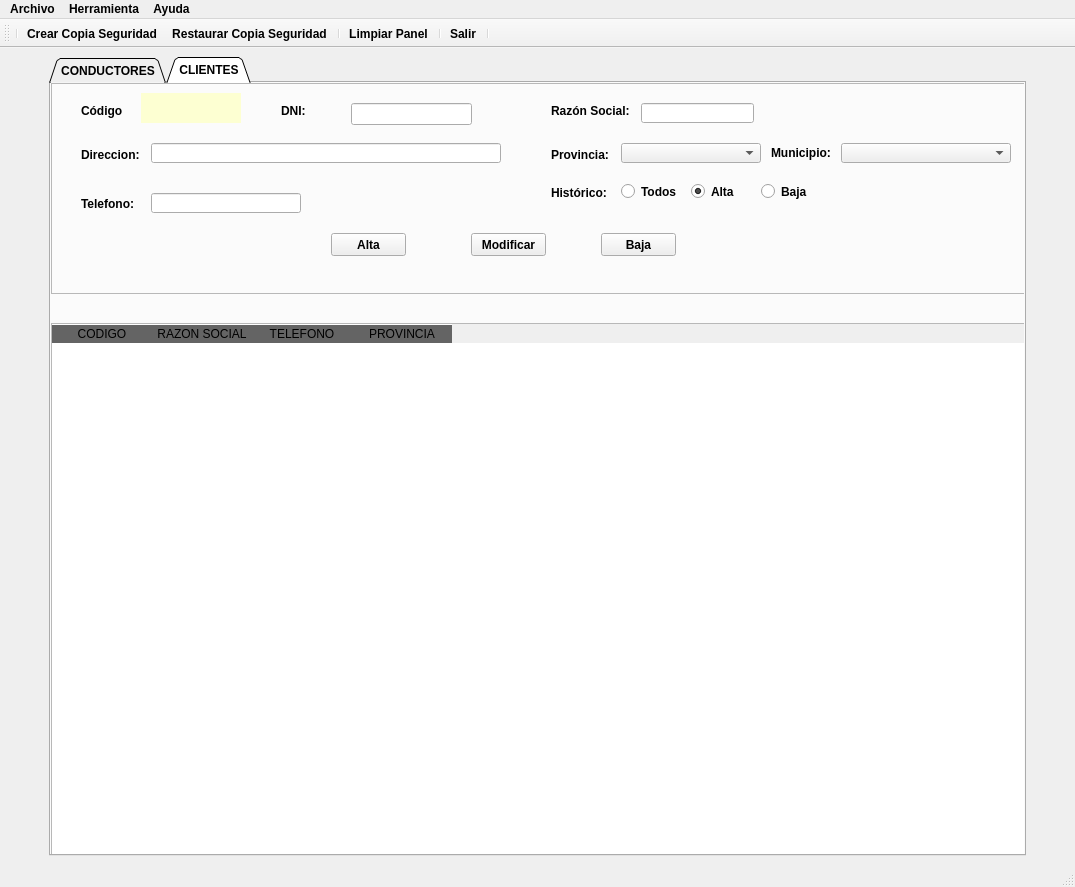
Qt form templates/venta_principal.ui (EliasVGZ/vierafernandez2324) before a commit.
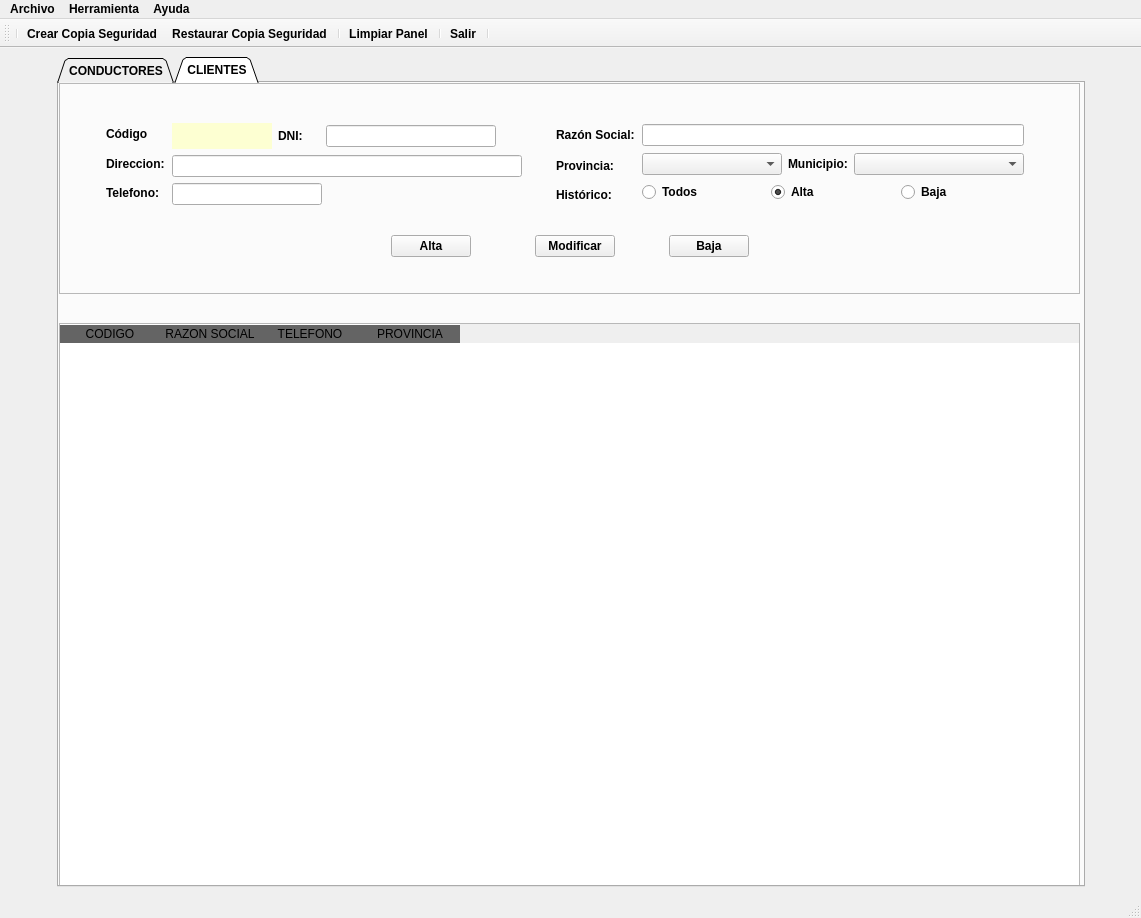
The same form after that commit. The open tabs and pages were chosen to show the change. Icons and pictures are not drawn.

Commit message: importar clientes

```diff
--- a/templates/venta_principal.ui
+++ b/templates/venta_principal.ui
@@ -6,8 +6,8 @@
    <rect>
     <x>0</x>
     <y>0</y>
-    <width>1075</width>
-    <height>887</height>
+    <width>1141</width>
+    <height>918</height>
    </rect>
   </property>
   <property name="sizePolicy">
@@ -1147,66 +1147,94 @@
         <property name="lineWidth">
          <number>3</number>
         </property>
-        <widget class="QLabel" name="lbl_codig">
+        <widget class="QWidget" name="">
          <property name="geometry">
           <rect>
-           <x>230</x>
-           <y>20</y>
-           <width>55</width>
-           <height>16</height>
+           <x>0</x>
+           <y>40</y>
+           <width>1012</width>
+           <height>82</height>
           </rect>
          </property>
-         <property name="text">
-          <string>&lt;html&gt;&lt;head/&gt;&lt;body&gt;&lt;p&gt;DNI:&lt;/p&gt;&lt;/body&gt;&lt;/html&gt;</string>
-         </property>
-        </widget>
-        <widget class="QLineEdit" name="txtDni2">
-         <property name="geometry">
-          <rect>
-           <x>300</x>
-           <y>20</y>
-           <width>121</width>
-           <height>22</height>
-          </rect>
-         </property>
-         <property name="minimumSize">
+         <layout class="QHBoxLayout" name="horizontalLayout_20">
+          <item>
+           <spacer name="horizontalSpacer_16">
+            <property name="orientation">
+             <enum>Qt::Horizontal</enum>
+            </property>
+            <property name="sizeHint" stdset="0">
           <size>
-           <width>60</width>
+              <width>88</width>
            <height>20</height>
           </size>
          </property>
-         <property name="maximumSize">
-          <size>
-           <width>170</width>
-           <height>16777215</height>
-          </size>
-         </property>
-         <property name="alignment">
-          <set>Qt::AlignCenter</set>
-         </property>
-        </widget>
+           </spacer>
+          </item>
+          <item>
+           <layout class="QHBoxLayout" name="horizontalLayout_18">
+            <item>
+             <layout class="QHBoxLayout" name="horizontalLayout_14">
+              <item>
+               <layout class="QVBoxLayout" name="verticalLayout_6">
+                <item>
         <widget class="QLabel" name="lbl_codigo2">
-         <property name="geometry">
-          <rect>
-           <x>30</x>
-           <y>20</y>
-           <width>55</width>
-           <height>16</height>
-          </rect>
-         </property>
          <property name="text">
           <string>&lt;html&gt;&lt;head/&gt;&lt;body&gt;&lt;p&gt;Código&lt;/p&gt;&lt;/body&gt;&lt;/html&gt;</string>
          </property>
         </widget>
+                </item>
+                <item>
+                 <widget class="QLabel" name="lblDireccion_2">
+                  <property name="minimumSize">
+                   <size>
+                    <width>60</width>
+                    <height>20</height>
+                   </size>
+                  </property>
+                  <property name="frameShadow">
+                   <enum>QFrame::Raised</enum>
+                  </property>
+                  <property name="text">
+                   <string>&lt;html&gt;&lt;head/&gt;&lt;body&gt;&lt;p&gt;Direccion: &lt;/p&gt;&lt;/body&gt;&lt;/html&gt;</string>
+                  </property>
+                  <property name="alignment">
+                   <set>Qt::AlignLeading|Qt::AlignLeft|Qt::AlignVCenter</set>
+                  </property>
+                 </widget>
+                </item>
+                <item>
+                 <widget class="QLabel" name="lblMovil_2">
+                  <property name="minimumSize">
+                   <size>
+                    <width>55</width>
+                    <height>0</height>
+                   </size>
+                  </property>
+                  <property name="maximumSize">
+                   <size>
+                    <width>55</width>
+                    <height>16777215</height>
+                   </size>
+                  </property>
+                  <property name="frameShape">
+                   <enum>QFrame::NoFrame</enum>
+                  </property>
+                  <property name="frameShadow">
+                   <enum>QFrame::Raised</enum>
+                  </property>
+                  <property name="text">
+                   <string>&lt;html&gt;&lt;head/&gt;&lt;body&gt;&lt;p&gt;Telefono: &lt;/p&gt;&lt;/body&gt;&lt;/html&gt;</string>
+                  </property>
+                 </widget>
+                </item>
+               </layout>
+              </item>
+              <item>
+               <layout class="QVBoxLayout" name="verticalLayout_7">
+                <item>
+                 <layout class="QHBoxLayout" name="horizontalLayout_12">
+                  <item>
         <widget class="QLabel" name="lblCodCliente">
-         <property name="geometry">
-          <rect>
-           <x>90</x>
-           <y>10</y>
-           <width>100</width>
-           <height>30</height>
-          </rect>
-         </property>
          <property name="minimumSize">
           <size>
            <width>100</width>
@@ -1229,28 +1257,127 @@
           <set>Qt::AlignCenter</set>
          </property>
         </widget>
-        <widget class="QLineEdit" name="txt_razonSocial">
-         <property name="geometry">
-          <rect>
-           <x>590</x>
-           <y>20</y>
-           <width>113</width>
+                  </item>
+                  <item>
+                   <widget class="QLabel" name="lbl_codig">
+                    <property name="text">
+                     <string>&lt;html&gt;&lt;head/&gt;&lt;body&gt;&lt;p&gt;DNI:&lt;/p&gt;&lt;/body&gt;&lt;/html&gt;</string>
+                    </property>
+                   </widget>
+                  </item>
+                  <item>
+                   <widget class="QLineEdit" name="txtDni2">
+                    <property name="minimumSize">
+                     <size>
+                      <width>60</width>
            <height>20</height>
-          </rect>
-         </property>
-        </widget>
+                     </size>
+                    </property>
+                    <property name="maximumSize">
+                     <size>
+                      <width>170</width>
+                      <height>16777215</height>
+                     </size>
+                    </property>
+                    <property name="alignment">
+                     <set>Qt::AlignCenter</set>
+                    </property>
+                   </widget>
+                  </item>
+                  <item>
+                   <widget class="QLabel" name="lblValidarDni_2">
+                    <property name="minimumSize">
+                     <size>
+                      <width>20</width>
+                      <height>20</height>
+                     </size>
+                    </property>
+                    <property name="maximumSize">
+                     <size>
+                      <width>20</width>
+                      <height>30</height>
+                     </size>
+                    </property>
+                    <property name="font">
+                     <font>
+                      <family>Arial Black</family>
+                      <pointsize>9</pointsize>
+                     </font>
+                    </property>
+                    <property name="text">
+                     <string/>
+                    </property>
+                    <property name="alignment">
+                     <set>Qt::AlignCenter</set>
+                    </property>
+                   </widget>
+                  </item>
+                 </layout>
+                </item>
+                <item>
+                 <widget class="QLineEdit" name="txtDireccionCliente">
+                  <property name="minimumSize">
+                   <size>
+                    <width>350</width>
+                    <height>20</height>
+                   </size>
+                  </property>
+                  <property name="maximumSize">
+                   <size>
+                    <width>315</width>
+                    <height>16777215</height>
+                   </size>
+                  </property>
+                 </widget>
+                </item>
+                <item>
+                 <widget class="QLineEdit" name="txtTelefono">
+                  <property name="minimumSize">
+                   <size>
+                    <width>120</width>
+                    <height>20</height>
+                   </size>
+                  </property>
+                  <property name="maximumSize">
+                   <size>
+                    <width>150</width>
+                    <height>16777215</height>
+                   </size>
+                  </property>
+                  <property name="layoutDirection">
+                   <enum>Qt::LeftToRight</enum>
+                  </property>
+                  <property name="alignment">
+                   <set>Qt::AlignCenter</set>
+                  </property>
+                 </widget>
+                </item>
+               </layout>
+              </item>
+             </layout>
+            </item>
+            <item>
+             <spacer name="horizontalSpacer_20">
+              <property name="orientation">
+               <enum>Qt::Horizontal</enum>
+              </property>
+              <property name="sizeHint" stdset="0">
+               <size>
+                <width>70</width>
+                <height>20</height>
+               </size>
+              </property>
+             </spacer>
+            </item>
+            <item>
+             <layout class="QHBoxLayout" name="horizontalLayout_17">
+              <item>
+               <layout class="QVBoxLayout" name="verticalLayout_8">
+                <item>
         <widget class="QLabel" name="label_razonSocial">
-         <property name="geometry">
-          <rect>
-           <x>500</x>
-           <y>20</y>
-           <width>81</width>
-           <height>16</height>
-          </rect>
-         </property>
          <property name="minimumSize">
           <size>
-           <width>40</width>
+                    <width>80</width>
            <height>0</height>
           </size>
          </property>
@@ -1258,62 +1385,9 @@
           <string>&lt;html&gt;&lt;head/&gt;&lt;body&gt;&lt;p&gt;Razón Social: &lt;/p&gt;&lt;/body&gt;&lt;/html&gt;</string>
          </property>
         </widget>
-        <widget class="QLabel" name="lblDireccion_2">
-         <property name="geometry">
-          <rect>
-           <x>30</x>
-           <y>60</y>
-           <width>60</width>
-           <height>24</height>
-          </rect>
-         </property>
-         <property name="minimumSize">
-          <size>
-           <width>60</width>
-           <height>20</height>
-          </size>
-         </property>
-         <property name="frameShadow">
-          <enum>QFrame::Raised</enum>
-         </property>
-         <property name="text">
-          <string>&lt;html&gt;&lt;head/&gt;&lt;body&gt;&lt;p&gt;Direccion: &lt;/p&gt;&lt;/body&gt;&lt;/html&gt;</string>
-         </property>
-         <property name="alignment">
-          <set>Qt::AlignLeading|Qt::AlignLeft|Qt::AlignVCenter</set>
-         </property>
-        </widget>
-        <widget class="QLineEdit" name="txtDireccionCliente">
-         <property name="geometry">
-          <rect>
-           <x>100</x>
-           <y>60</y>
-           <width>350</width>
-           <height>20</height>
-          </rect>
-         </property>
-         <property name="minimumSize">
-          <size>
-           <width>350</width>
-           <height>20</height>
-          </size>
-         </property>
-         <property name="maximumSize">
-          <size>
-           <width>315</width>
-           <height>16777215</height>
-          </size>
-         </property>
-        </widget>
+                </item>
+                <item>
         <widget class="QLabel" name="lblProvincia_2">
-         <property name="geometry">
-          <rect>
-           <x>500</x>
-           <y>60</y>
-           <width>58</width>
-           <height>25</height>
-          </rect>
-         </property>
          <property name="frameShape">
           <enum>QFrame::NoFrame</enum>
          </property>
@@ -1324,15 +1398,37 @@
           <string>&lt;html&gt;&lt;head/&gt;&lt;body&gt;&lt;p&gt;Provincia: &lt;/p&gt;&lt;/body&gt;&lt;/html&gt;</string>
          </property>
         </widget>
+                </item>
+                <item>
+                 <widget class="QLabel" name="lblEstado_2">
+                  <property name="maximumSize">
+                   <size>
+                    <width>60</width>
+                    <height>20</height>
+                   </size>
+                  </property>
+                  <property name="frameShape">
+                   <enum>QFrame::NoFrame</enum>
+                  </property>
+                  <property name="frameShadow">
+                   <enum>QFrame::Raised</enum>
+                  </property>
+                  <property name="text">
+                   <string>&lt;html&gt;&lt;head/&gt;&lt;body&gt;&lt;p&gt;Histórico:&lt;/p&gt;&lt;/body&gt;&lt;/html&gt;</string>
+                  </property>
+                 </widget>
+                </item>
+               </layout>
+              </item>
+              <item>
+               <layout class="QVBoxLayout" name="verticalLayout_9">
+                <item>
+                 <widget class="QLineEdit" name="txt_razonSocial"/>
+                </item>
+                <item>
+                 <layout class="QHBoxLayout" name="horizontalLayout_15">
+                  <item>
         <widget class="QComboBox" name="cmbProvinciaCliente">
-         <property name="geometry">
-          <rect>
-           <x>570</x>
-           <y>60</y>
-           <width>140</width>
-           <height>20</height>
-          </rect>
-         </property>
          <property name="minimumSize">
           <size>
            <width>140</width>
@@ -1340,15 +1436,9 @@
           </size>
          </property>
         </widget>
+                  </item>
+                  <item>
         <widget class="QLabel" name="lblLocalidad_2">
-         <property name="geometry">
-          <rect>
-           <x>720</x>
-           <y>60</y>
-           <width>59</width>
-           <height>20</height>
-          </rect>
-         </property>
          <property name="frameShape">
           <enum>QFrame::NoFrame</enum>
          </property>
@@ -1359,15 +1449,9 @@
           <string>&lt;html&gt;&lt;head/&gt;&lt;body&gt;&lt;p&gt;Municipio:&lt;/p&gt;&lt;/body&gt;&lt;/html&gt;</string>
          </property>
         </widget>
+                  </item>
+                  <item>
         <widget class="QComboBox" name="cmbLocalidadCliente">
-         <property name="geometry">
-          <rect>
-           <x>790</x>
-           <y>60</y>
-           <width>170</width>
-           <height>20</height>
-          </rect>
-         </property>
          <property name="minimumSize">
           <size>
            <width>170</width>
@@ -1381,190 +1465,13 @@
           </size>
          </property>
         </widget>
-        <widget class="QLabel" name="lblMovil_2">
-         <property name="geometry">
-          <rect>
-           <x>30</x>
-           <y>110</y>
-           <width>55</width>
-           <height>23</height>
-          </rect>
-         </property>
-         <property name="minimumSize">
-          <size>
-           <width>55</width>
-           <height>0</height>
-          </size>
-         </property>
-         <property name="maximumSize">
-          <size>
-           <width>55</width>
-           <height>16777215</height>
-          </size>
-         </property>
-         <property name="frameShape">
-          <enum>QFrame::NoFrame</enum>
-         </property>
-         <property name="frameShadow">
-          <enum>QFrame::Raised</enum>
-         </property>
-         <property name="text">
-          <string>&lt;html&gt;&lt;head/&gt;&lt;body&gt;&lt;p&gt;Telefono: &lt;/p&gt;&lt;/body&gt;&lt;/html&gt;</string>
-         </property>
-        </widget>
-        <widget class="QLineEdit" name="txtTelefono">
-         <property name="geometry">
-          <rect>
-           <x>100</x>
-           <y>110</y>
-           <width>150</width>
-           <height>20</height>
-          </rect>
-         </property>
-         <property name="minimumSize">
-          <size>
-           <width>120</width>
-           <height>20</height>
-          </size>
-         </property>
-         <property name="maximumSize">
-          <size>
-           <width>150</width>
-           <height>16777215</height>
-          </size>
-         </property>
-         <property name="layoutDirection">
-          <enum>Qt::LeftToRight</enum>
-         </property>
-         <property name="alignment">
-          <set>Qt::AlignCenter</set>
-         </property>
-        </widget>
-        <widget class="QPushButton" name="btnAltaCliente">
-         <property name="geometry">
-          <rect>
-           <x>280</x>
-           <y>150</y>
-           <width>75</width>
-           <height>23</height>
-          </rect>
-         </property>
-         <property name="minimumSize">
-          <size>
-           <width>75</width>
-           <height>20</height>
-          </size>
-         </property>
-         <property name="text">
-          <string>Alta</string>
-         </property>
-        </widget>
-        <widget class="QPushButton" name="btnModifCliente">
-         <property name="geometry">
-          <rect>
-           <x>420</x>
-           <y>150</y>
-           <width>75</width>
-           <height>23</height>
-          </rect>
-         </property>
-         <property name="minimumSize">
-          <size>
-           <width>75</width>
-           <height>20</height>
-          </size>
-         </property>
-         <property name="text">
-          <string>Modificar</string>
-         </property>
-        </widget>
-        <widget class="QPushButton" name="btnBajaCliente">
-         <property name="geometry">
-          <rect>
-           <x>550</x>
-           <y>150</y>
-           <width>75</width>
-           <height>23</height>
-          </rect>
-         </property>
-         <property name="minimumSize">
-          <size>
-           <width>75</width>
-           <height>20</height>
-          </size>
-         </property>
-         <property name="text">
-          <string>Baja</string>
-         </property>
-        </widget>
-        <widget class="QLabel" name="lblValidarDni_2">
-         <property name="geometry">
-          <rect>
-           <x>430</x>
-           <y>20</y>
-           <width>20</width>
-           <height>30</height>
-          </rect>
-         </property>
-         <property name="minimumSize">
-          <size>
-           <width>20</width>
-           <height>20</height>
-          </size>
-         </property>
-         <property name="maximumSize">
-          <size>
-           <width>20</width>
-           <height>30</height>
-          </size>
-         </property>
-         <property name="font">
-          <font>
-           <family>Arial Black</family>
-           <pointsize>9</pointsize>
-          </font>
-         </property>
-         <property name="text">
-          <string/>
-         </property>
-         <property name="alignment">
-          <set>Qt::AlignCenter</set>
-         </property>
-        </widget>
-        <widget class="QLabel" name="lblEstado_2">
-         <property name="geometry">
-          <rect>
-           <x>500</x>
-           <y>100</y>
-           <width>58</width>
-           <height>20</height>
-          </rect>
-         </property>
-         <property name="maximumSize">
-          <size>
-           <width>60</width>
-           <height>20</height>
-          </size>
-         </property>
-         <property name="frameShape">
-          <enum>QFrame::NoFrame</enum>
-         </property>
-         <property name="frameShadow">
-          <enum>QFrame::Raised</enum>
-         </property>
-         <property name="text">
-          <string>&lt;html&gt;&lt;head/&gt;&lt;body&gt;&lt;p&gt;Histórico:&lt;/p&gt;&lt;/body&gt;&lt;/html&gt;</string>
-         </property>
-        </widget>
+                  </item>
+                 </layout>
+                </item>
+                <item>
+                 <layout class="QHBoxLayout" name="horizontalLayout_16">
+                  <item>
         <widget class="QRadioButton" name="rbtTodosCliente">
-         <property name="geometry">
-          <rect>
-           <x>570</x>
-           <y>100</y>
-           <width>70</width>
-           <height>17</height>
-          </rect>
-         </property>
          <property name="minimumSize">
           <size>
            <width>70</width>
@@ -1581,15 +1488,9 @@
           <string notr="true">buttonGroupCliente</string>
          </attribute>
         </widget>
+                  </item>
+                  <item>
         <widget class="QRadioButton" name="rbtAltaCliente">
-         <property name="geometry">
-          <rect>
-           <x>640</x>
-           <y>100</y>
-           <width>67</width>
-           <height>17</height>
-          </rect>
-         </property>
          <property name="text">
           <string>Alta</string>
          </property>
@@ -1600,21 +1501,146 @@
           <string notr="true">buttonGroupCliente</string>
          </attribute>
         </widget>
+                  </item>
+                  <item>
         <widget class="QRadioButton" name="rbtBajaCliente">
-         <property name="geometry">
-          <rect>
-           <x>710</x>
-           <y>100</y>
-           <width>67</width>
-           <height>17</height>
-          </rect>
-         </property>
          <property name="text">
           <string>Baja</string>
          </property>
          <attribute name="buttonGroup">
           <string notr="true">buttonGroupCliente</string>
          </attribute>
+                   </widget>
+                  </item>
+                 </layout>
+                </item>
+               </layout>
+              </item>
+             </layout>
+            </item>
+           </layout>
+          </item>
+          <item>
+           <spacer name="horizontalSpacer_17">
+            <property name="orientation">
+             <enum>Qt::Horizontal</enum>
+            </property>
+            <property name="sizeHint" stdset="0">
+             <size>
+              <width>88</width>
+              <height>20</height>
+             </size>
+            </property>
+           </spacer>
+          </item>
+         </layout>
+        </widget>
+        <widget class="QWidget" name="">
+         <property name="geometry">
+          <rect>
+           <x>2</x>
+           <y>150</y>
+           <width>1017</width>
+           <height>27</height>
+          </rect>
+         </property>
+         <layout class="QHBoxLayout" name="horizontalLayout_21">
+          <item>
+           <spacer name="horizontalSpacer_18">
+            <property name="orientation">
+             <enum>Qt::Horizontal</enum>
+            </property>
+            <property name="sizeHint" stdset="0">
+             <size>
+              <width>268</width>
+              <height>20</height>
+             </size>
+            </property>
+           </spacer>
+          </item>
+          <item>
+           <layout class="QHBoxLayout" name="horizontalLayout_19">
+            <item>
+             <widget class="QPushButton" name="btnAltaCliente">
+              <property name="minimumSize">
+               <size>
+                <width>75</width>
+                <height>20</height>
+               </size>
+              </property>
+              <property name="text">
+               <string>Alta</string>
+              </property>
+             </widget>
+            </item>
+            <item>
+             <spacer name="horizontalSpacer_10">
+              <property name="orientation">
+               <enum>Qt::Horizontal</enum>
+              </property>
+              <property name="sizeHint" stdset="0">
+               <size>
+                <width>58</width>
+                <height>20</height>
+               </size>
+              </property>
+             </spacer>
+            </item>
+            <item>
+             <widget class="QPushButton" name="btnModifCliente">
+              <property name="minimumSize">
+               <size>
+                <width>75</width>
+                <height>20</height>
+               </size>
+              </property>
+              <property name="text">
+               <string>Modificar</string>
+              </property>
+             </widget>
+            </item>
+            <item>
+             <spacer name="horizontalSpacer_11">
+              <property name="orientation">
+               <enum>Qt::Horizontal</enum>
+              </property>
+              <property name="sizeHint" stdset="0">
+               <size>
+                <width>48</width>
+                <height>20</height>
+               </size>
+              </property>
+             </spacer>
+            </item>
+            <item>
+             <widget class="QPushButton" name="btnBajaCliente">
+              <property name="minimumSize">
+               <size>
+                <width>75</width>
+                <height>20</height>
+               </size>
+              </property>
+              <property name="text">
+               <string>Baja</string>
+              </property>
+             </widget>
+            </item>
+           </layout>
+          </item>
+          <item>
+           <spacer name="horizontalSpacer_19">
+            <property name="orientation">
+             <enum>Qt::Horizontal</enum>
+            </property>
+            <property name="sizeHint" stdset="0">
+             <size>
+              <width>268</width>
+              <height>20</height>
+             </size>
+            </property>
+           </spacer>
+          </item>
+         </layout>
         </widget>
        </widget>
        <widget class="QTableWidget" name="tabClientes">
@@ -1702,7 +1728,7 @@
     <rect>
      <x>0</x>
      <y>0</y>
-     <width>1075</width>
+     <width>1141</width>
      <height>21</height>
     </rect>
    </property>
```
Left out of the diff: 2 changed lines with no effect on the pictures. Lines whose indentation alone changed are shown as unchanged. The commit also changes 9 other files.
